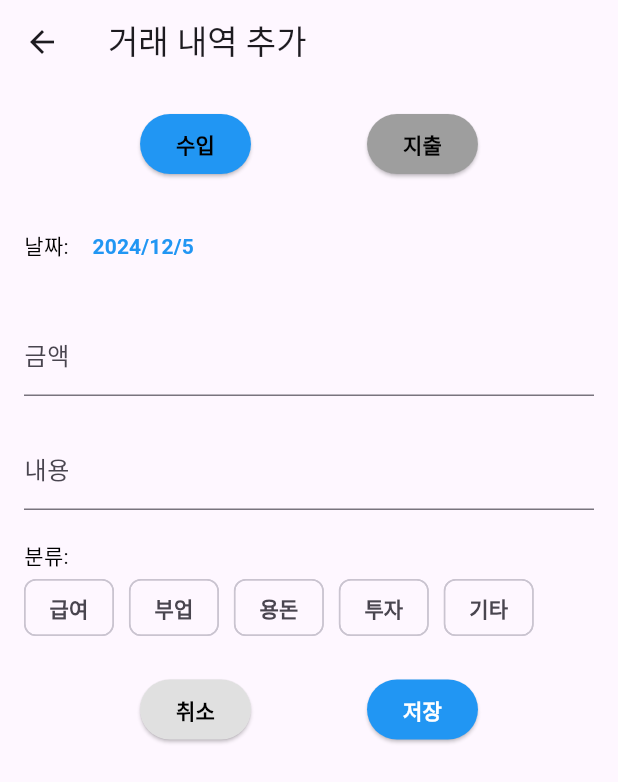
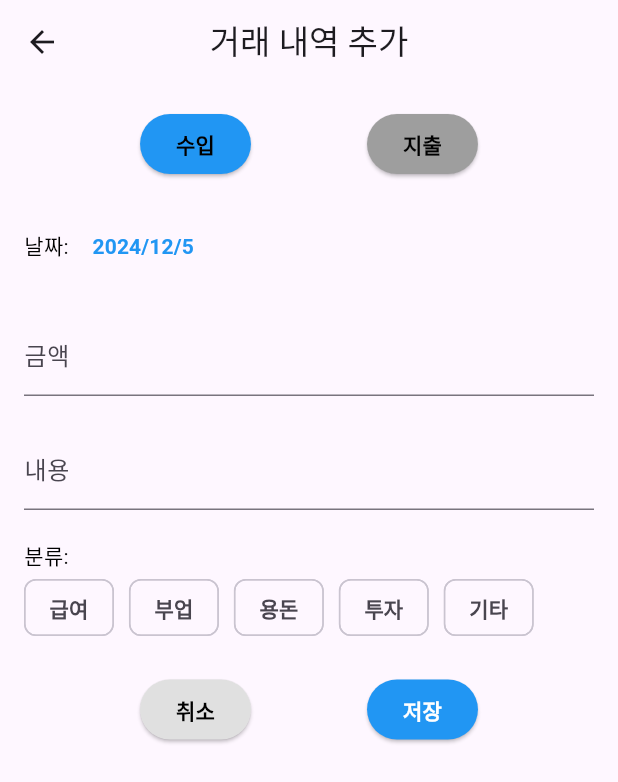
Before and after one commit to mjchoi1223/MobileProgramming, a Flutter app: the TransactionScreen screen opened by its route, on a phone screen of 412 x 824 dp. Shown: the top 782 px of the screen. Run offline on Flutter 3.47's test engine with Material 3 defaults, Android fonts, the light colour scheme and no system bars; our stand-ins replace cloud_firestore, firebase_auth, firebase_core, fl_chart, flutter_local_notifications, google_sign_in and 3 more; accounts and stored records are empty.

Commit message:
UI 수정

```diff
--- a/lib/screens/budget/budget_screen.dart
+++ b/lib/screens/budget/budget_screen.dart
@@ -127,6 +127,7 @@ class _BudgetScreenState extends State<BudgetScreen> {
     return Scaffold(
       appBar: AppBar(
         title: Text("가계부"),
+        centerTitle: true,
         actions: [
           IconButton(
             icon: Icon(_isCalendarView ? Icons.list : Icons.calendar_today),
--- a/lib/screens/settings/settings_screen.dart
+++ b/lib/screens/settings/settings_screen.dart
@@ -85,6 +85,7 @@ class _SettingsScreenState extends State<SettingsScreen> {
     return Scaffold(
       appBar: AppBar(
         title: Text("설정"),
+        centerTitle: true,
       ),
       body: Padding(
         padding: const EdgeInsets.all(16.0),
--- a/lib/screens/statistics/statistics_screen.dart
+++ b/lib/screens/statistics/statistics_screen.dart
@@ -38,6 +38,7 @@ class _StatisticsScreenState extends State<StatisticsScreen> {
     return Scaffold(
       appBar: AppBar(
         title: Text("통계"),
+        centerTitle: true,
       ),
       body: Column(
         children: [
--- a/lib/screens/transaction/transaction_screen.dart
+++ b/lib/screens/transaction/transaction_screen.dart
@@ -167,7 +167,8 @@ class _TransactionScreenState extends State<TransactionScreen> {
 
     return Scaffold(
       appBar: AppBar(
-        title: Text(widget.transactionId == null ? "거래 내역 추가" : "거래 내역 수정"),
+        title: Text(widget.transactionId == null ? "거래 내역 추가" : "거래 내역 수정",),
+        centerTitle: true,
         leading: BackButton(
           onPressed: () {
             Navigator.pop(context);
```
